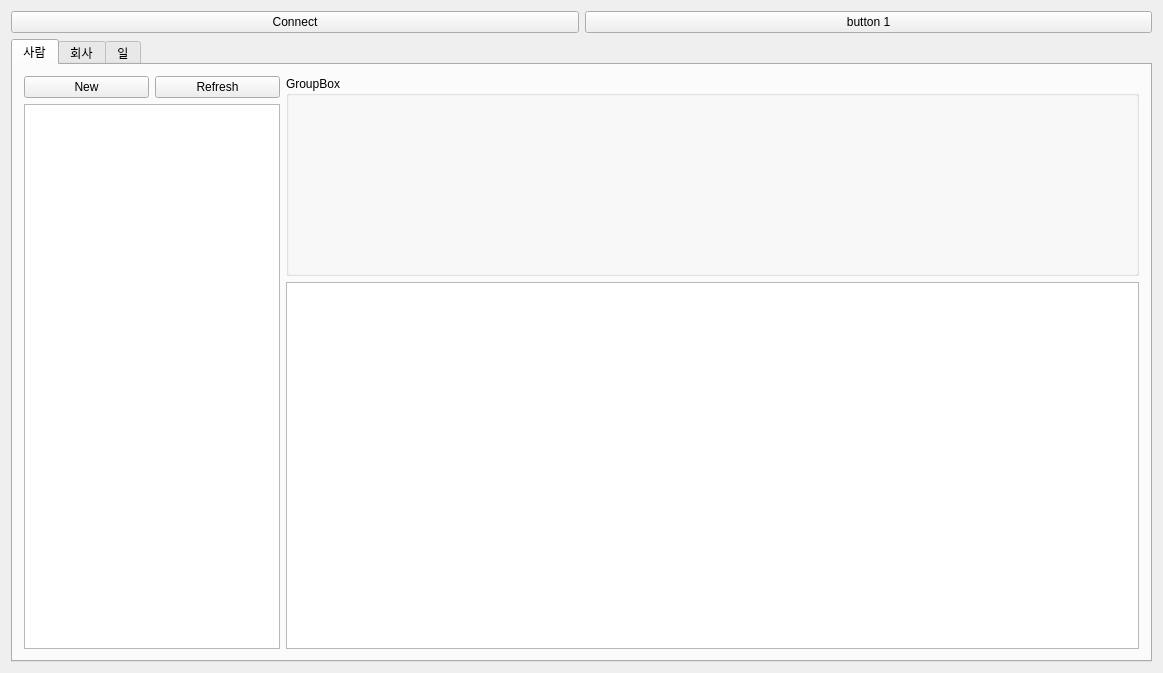
Qt form mainwindow.ui (Hyuntae-Lee/HRM) before a commit.
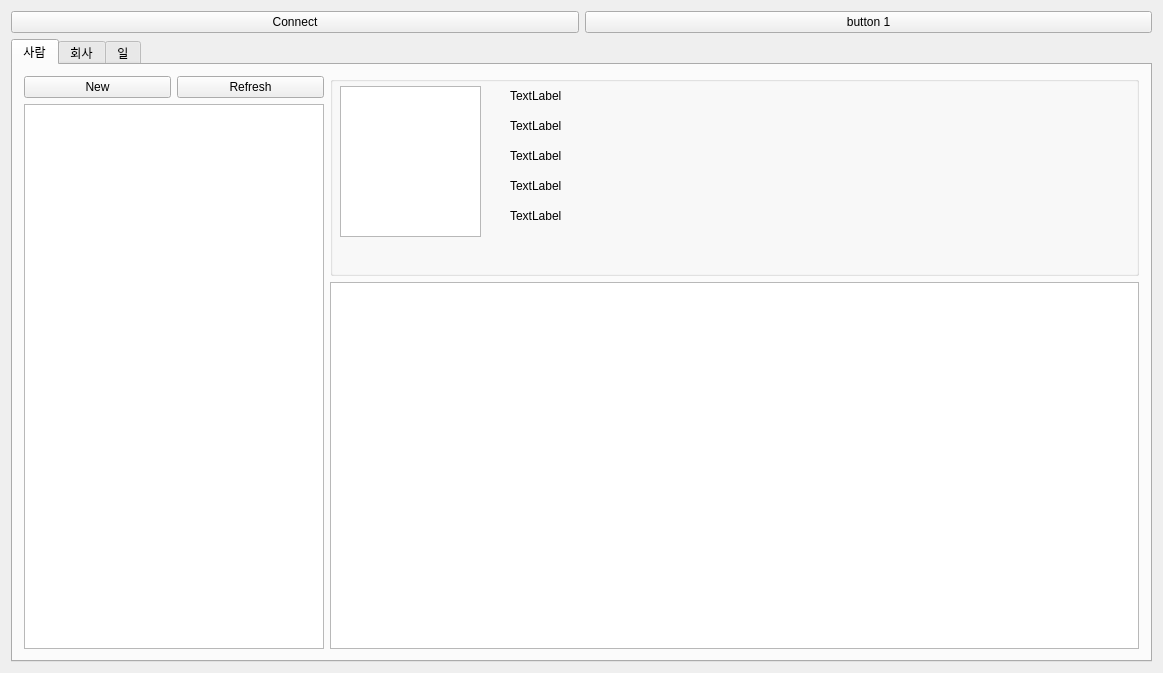
The same form after that commit.

Commit message: worker 선택  시 정보 변경되는 것 까지

What changed in the file:
```diff
--- a/mainwindow.ui
+++ b/mainwindow.ui
@@ -80,6 +80,12 @@
               <verstretch>0</verstretch>
              </sizepolicy>
             </property>
+            <property name="minimumSize">
+             <size>
+              <width>300</width>
+              <height>0</height>
+             </size>
+            </property>
            </widget>
           </item>
          </layout>
@@ -103,8 +109,83 @@
                </size>
               </property>
               <property name="title">
-               <string>GroupBox</string>
+               <string/>
               </property>
+              <widget class="QGraphicsView" name="graphicsView">
+               <property name="geometry">
+                <rect>
+                 <x>10</x>
+                 <y>10</y>
+                 <width>141</width>
+                 <height>151</height>
+                </rect>
+               </property>
+              </widget>
+              <widget class="QLabel" name="label_workerName">
+               <property name="geometry">
+                <rect>
+                 <x>180</x>
+                 <y>10</y>
+                 <width>400</width>
+                 <height>20</height>
+                </rect>
+               </property>
+               <property name="text">
+                <string>TextLabel</string>
+               </property>
+              </widget>
+              <widget class="QLabel" name="label_workerId">
+               <property name="geometry">
+                <rect>
+                 <x>180</x>
+                 <y>70</y>
+                 <width>400</width>
+                 <height>20</height>
+                </rect>
+               </property>
+               <property name="text">
+                <string>TextLabel</string>
+               </property>
+              </widget>
+              <widget class="QLabel" name="label_workerPhoneNum">
+               <property name="geometry">
+                <rect>
+                 <x>180</x>
+                 <y>100</y>
+                 <width>400</width>
+                 <height>20</height>
+                </rect>
+               </property>
+               <property name="text">
+                <string>TextLabel</string>
+               </property>
+              </widget>
+              <widget class="QLabel" name="label_workerAddr">
+               <property name="geometry">
+                <rect>
+                 <x>180</x>
+                 <y>130</y>
+                 <width>400</width>
+                 <height>20</height>
+                </rect>
+               </property>
+               <property name="text">
+                <string>TextLabel</string>
+               </property>
+              </widget>
+              <widget class="QLabel" name="label_workerMajor">
+               <property name="geometry">
+                <rect>
+                 <x>180</x>
+                 <y>40</y>
+                 <width>400</width>
+                 <height>20</height>
+                </rect>
+               </property>
+               <property name="text">
+                <string>TextLabel</string>
+               </property>
+              </widget>
              </widget>
             </item>
            </layout>
```
Left out of the diff: 2 changed lines with no effect on the pictures. The commit also changes 4 other files.
